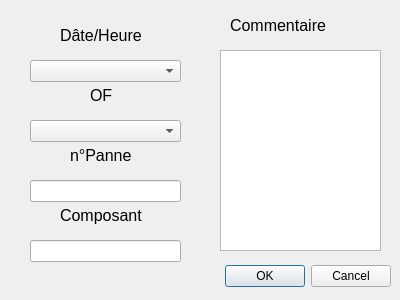
Above: edit.ui from Rhaven3/Project_SP-CE before the change. Below: the same form after it.
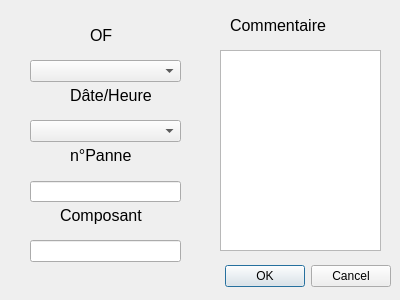
That is the form after the change.

Commit message: MongeElkan in different file & start Edit dialog

What changed in the file:
```diff
--- a/edit.ui
+++ b/edit.ui
@@ -51,11 +51,14 @@
    <property name="geometry">
     <rect>
      <x>30</x>
-     <y>180</y>
+     <y>181</y>
      <width>151</width>
-     <height>22</height>
+     <height>21</height>
     </rect>
    </property>
+   <property name="text">
+    <string/>
+   </property>
   </widget>
   <widget class="QLineEdit" name="lineEdit_2">
    <property name="geometry">
@@ -80,8 +83,8 @@
   <widget class="QLabel" name="label_2">
    <property name="geometry">
     <rect>
-     <x>60</x>
-     <y>20</y>
+     <x>70</x>
+     <y>80</y>
      <width>81</width>
      <height>31</height>
     </rect>
@@ -99,7 +102,7 @@
    <property name="geometry">
     <rect>
      <x>90</x>
-     <y>80</y>
+     <y>20</y>
      <width>31</width>
      <height>31</height>
     </rect>
```
Left out of the diff: 28 changed lines with no effect on the pictures. The commit also changes 28 other files.
